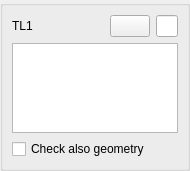
Qt form src/MeasureGUI/MeasureGUI_1Sel1TextView1Check_QTD.ui (SalomePlatform/geom) before a commit.
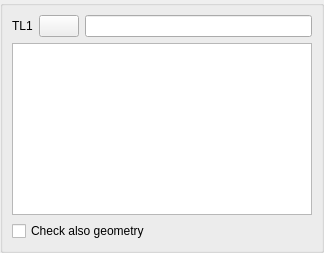
The same form after that commit.

Commit message: Qt4 porting: Check Shape: Object field is too small to read the name of checked object

```diff
--- a/src/MeasureGUI/MeasureGUI_1Sel1TextView1Check_QTD.ui
+++ b/src/MeasureGUI/MeasureGUI_1Sel1TextView1Check_QTD.ui
@@ -5,8 +5,8 @@
    <rect>
     <x>0</x>
     <y>0</y>
-    <width>160</width>
-    <height>171</height>
+    <width>322</width>
+    <height>253</height>
    </rect>
   </property>
   <property name="windowTitle" >
@@ -16,7 +16,19 @@
    <property name="margin" >
     <number>0</number>
    </property>
-   <property name="spacing" >
+   <property name="topMargin" >
+    <number>0</number>
+   </property>
+   <property name="rightMargin" >
+    <number>0</number>
+   </property>
+   <property name="bottomMargin" >
+    <number>0</number>
+   </property>
+   <property name="horizontalSpacing" >
+    <number>6</number>
+   </property>
+   <property name="verticalSpacing" >
     <number>6</number>
    </property>
    <item row="0" column="0" >
@@ -25,19 +37,6 @@
       <string/>
      </property>
      <layout class="QGridLayout" >
-      <property name="margin" >
-       <number>9</number>
-      </property>
-      <property name="spacing" >
-       <number>6</number>
-      </property>
-      <item row="2" column="0" colspan="2" >
-       <widget class="QCheckBox" name="CheckBox1" >
-        <property name="text" >
-         <string>Check also geometry</string>
-        </property>
-       </widget>
-      </item>
       <item row="0" column="0" >
        <widget class="QLabel" name="TextLabel1" >
         <property name="text" >
@@ -48,9 +47,7 @@
       <item row="0" column="1" >
        <widget class="QPushButton" name="PushButton1" >
         <property name="sizePolicy" >
-         <sizepolicy>
-          <hsizetype>0</hsizetype>
-          <vsizetype>0</vsizetype>
+         <sizepolicy vsizetype="Fixed" hsizetype="Fixed" >
           <horstretch>0</horstretch>
           <verstretch>0</verstretch>
          </sizepolicy>
@@ -66,6 +63,23 @@
       <item row="0" column="2" >
        <widget class="QLineEdit" name="LineEdit1" />
       </item>
+      <item row="1" column="0" colspan="3" >
+       <widget class="QTextBrowser" name="TextView1" >
+        <property name="minimumSize" >
+         <size>
+          <width>300</width>
+          <height>0</height>
+         </size>
+        </property>
+       </widget>
+      </item>
+      <item row="2" column="0" colspan="3" >
+       <widget class="QCheckBox" name="CheckBox1" >
+        <property name="text" >
+         <string>Check also geometry</string>
+        </property>
+       </widget>
+      </item>
      </layout>
     </widget>
    </item>
```
Left out of the diff: 5 changed lines with no effect on the pictures.
